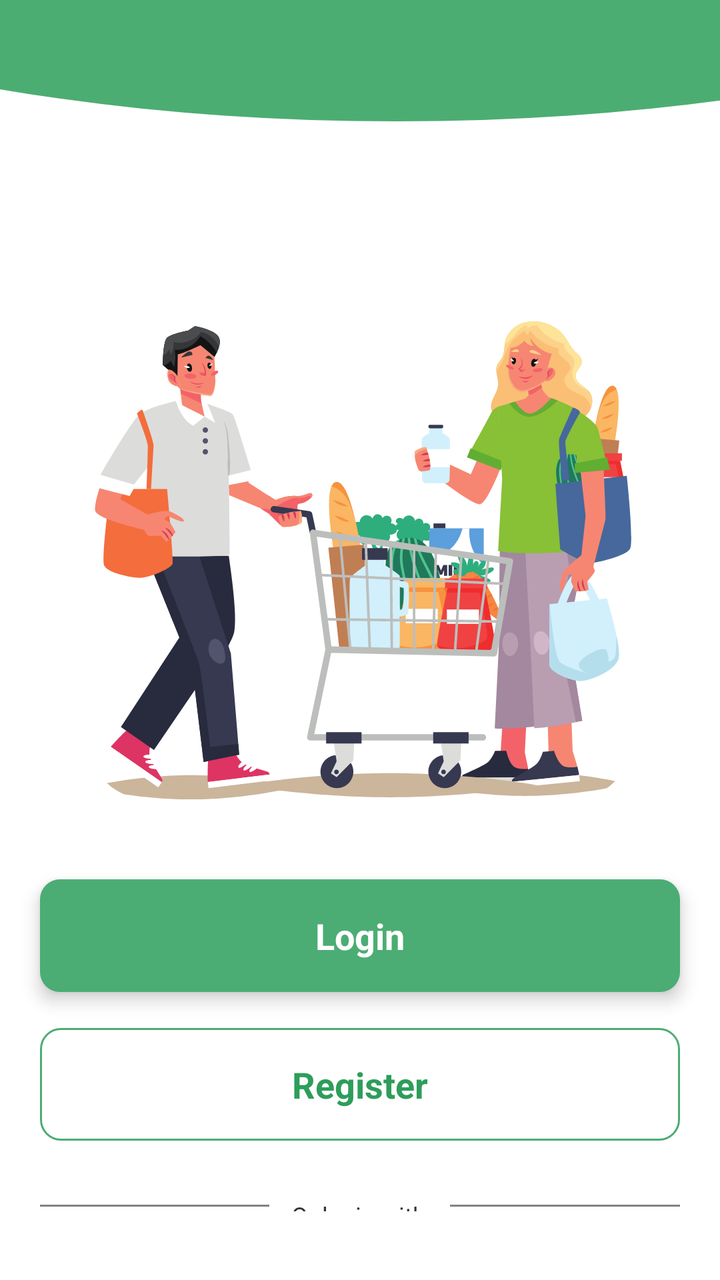
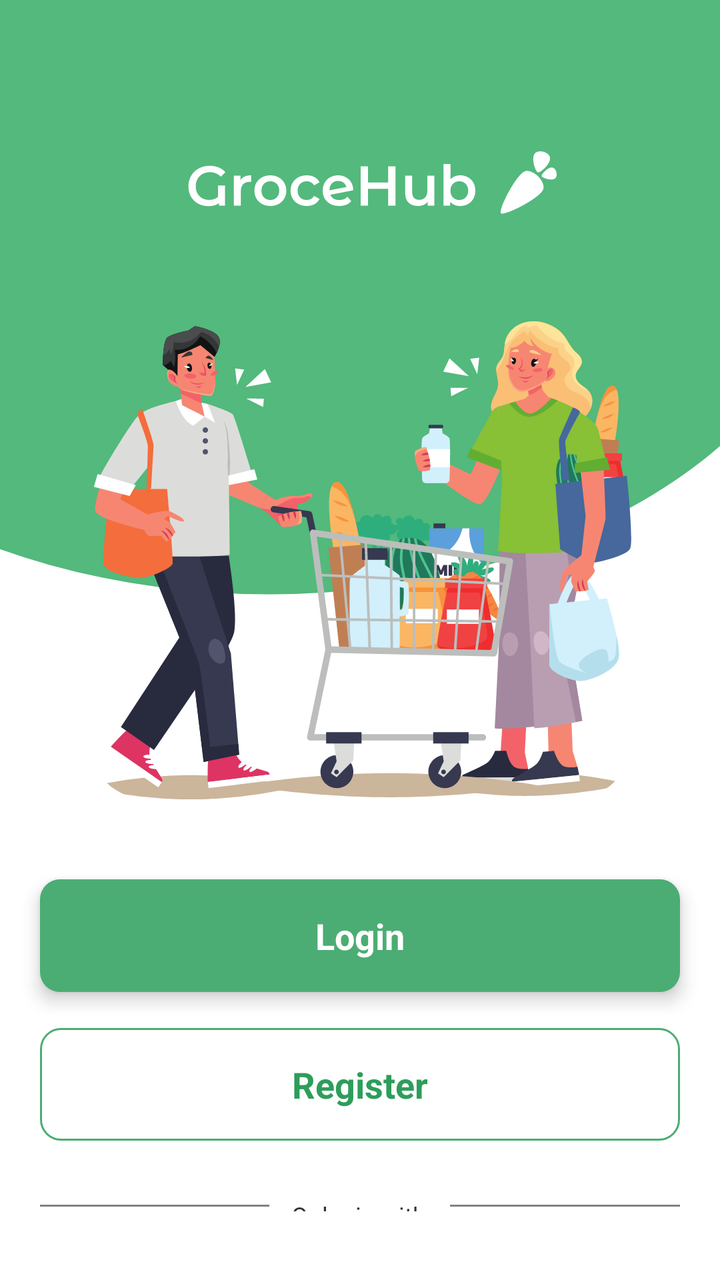

Screens rendered from an Android XML layout before and after an edit, with the pre-edit source and the edit as a unified diff.
<!-- AndroidManifest.xml: application theme Theme.GrocHub -->
<!-- res/layout/activity_welcome_page.xml -->
<?xml version="1.0" encoding="utf-8"?>
<LinearLayout xmlns:android="http://schemas.android.com/apk/res/android"
    xmlns:app="http://schemas.android.com/apk/res-auto"
    xmlns:tools="http://schemas.android.com/tools"
    android:id="@+id/layout_welcome_root"
    android:layout_width="match_parent"
    android:layout_height="match_parent"
    android:background="@drawable/backgroundgreenelement"
    android:orientation="vertical">

    <LinearLayout
        android:id="@+id/layout_content_container"
        android:layout_width="match_parent"
        android:layout_height="match_parent"
        android:layout_weight="1"
        android:gravity="center"
        android:orientation="vertical">

        <LinearLayout
            android:id="@+id/layout_logo_container"
            android:layout_width="wrap_content"
            android:layout_height="wrap_content"
            android:layout_gravity="center_horizontal"
            android:layout_marginTop="80dp"
            android:background="@drawable/applogowithname"
            android:orientation="vertical" />
        <com.google.android.material.imageview.ShapeableImageView
            android:id="@+id/img_welcome_illustration"
            android:layout_width="272dp"
            android:layout_height="239dp"
            android:layout_marginTop="50dp"
            android:layout_marginBottom="40dp"
            android:scaleType="fitXY"
            android:src="@drawable/welcomepagepeople"
            app:shapeAppearanceOverlay="@style/cr30" />

        <LinearLayout
            android:id="@+id/btn_login_container"
            android:layout_width="match_parent"
            android:layout_height="wrap_content"
            android:layout_marginHorizontal="20dp"
            android:layout_marginBottom="18dp"
            android:background="@drawable/cr10b4bad73"
            android:clickable="true"
            android:elevation="5dp"
            android:focusable="true"
            android:gravity="center_horizontal"
            android:orientation="vertical"
            android:paddingVertical="16dp">

            <TextView
                android:id="@+id/tv_login_button"
                android:layout_width="wrap_content"
                android:layout_height="wrap_content"
                android:text="Login"
                android:textColor="#FFFFFF"
                android:textSize="18sp"
                android:textStyle="bold" />
        </LinearLayout>

        <LinearLayout
            android:id="@+id/btn_register_container"
            android:layout_width="match_parent"
            android:layout_height="wrap_content"
            android:layout_marginHorizontal="20dp"
            android:layout_marginBottom="29dp"
            android:background="@drawable/s4bad73sw1cr10"
            android:clickable="true"
            android:focusable="true"
            android:gravity="center_horizontal"
            android:orientation="vertical"
            android:paddingVertical="16dp">

            <TextView
                android:id="@+id/tv_register_button"
                android:layout_width="wrap_content"
                android:layout_height="wrap_content"
                android:text="Register"
                android:textColor="#2E9D5B"
                android:textSize="18sp"
                android:textStyle="bold" />
        </LinearLayout>

        <LinearLayout
            android:id="@+id/layout_or_login_with"
            android:layout_width="match_parent"
            android:layout_height="wrap_content"
            android:layout_marginHorizontal="20dp"
            android:layout_marginBottom="29dp"
            android:gravity="center_vertical"
            android:orientation="horizontal">

            <LinearLayout
                android:id="@+id/line_left"
                android:layout_width="0dp"
                android:layout_height="1dp"
                android:layout_marginEnd="11dp"
                android:layout_weight="1"
                android:background="#828282"
                android:orientation="vertical" />

            <LinearLayout
                android:id="@+id/layout_or_text_container"
                android:layout_width="wrap_content"
                android:layout_height="wrap_content"
                android:layout_marginEnd="12dp"
                android:orientation="vertical"
                android:paddingBottom="1dp">

                <TextView
                    android:id="@+id/tv_or_login_with"
                    android:layout_width="wrap_content"
                    android:layout_height="wrap_content"
                    android:text="Or login with"
                    android:textColor="#333333"
                    android:textSize="12sp" />
            </LinearLayout>

            <LinearLayout
                android:id="@+id/line_right"
                android:layout_width="0dp"
                android:layout_height="1dp"
                android:layout_weight="1"
                android:background="#828282"
                android:orientation="vertical" />
        </LinearLayout>

        <LinearLayout
            android:id="@+id/btn_social_google"
            android:layout_width="match_parent"
            android:layout_height="wrap_content"
            android:layout_marginHorizontal="20dp"
            android:layout_marginBottom="9dp"
            android:background="@drawable/sbdbdbdsw1cr10"
            android:gravity="center"
            android:orientation="horizontal"
            android:paddingVertical="10dp">

            <TextView
                android:id="@+id/tv_social_google"
                android:layout_width="wrap_content"
                android:layout_height="wrap_content"
                android:text="Google"
                android:textColor="#4F4F4F"
                android:textSize="14sp" />
        </LinearLayout>
    </LinearLayout>
</LinearLayout>
<!-- resources referenced by this layout -->
<resources>
  <!-- drawable applogowithname: vector/xml drawable (drawable, 4042 chars, omitted) -->
  <!-- drawable backgroundgreenelement (drawable) -->
  <vector xmlns:android="http://schemas.android.com/apk/res/android"
      android:width="375dp"
      android:height="812dp"
      android:viewportWidth="375"
      android:viewportHeight="812">
      <group>
          <path
              android:fillColor="#FFFFFFFF"
              android:pathData="M0 0H375V812H0z"/>
          <path
              android:fillColor="#FF4CAD73"
              android:pathData="M206.5-303A458.5 190 0 1 0 206.5 77 458.5 190 0 1 0 206.5-303z"/>
      </group>
  </vector>
  <!-- drawable cr10b4bad73 (drawable) -->
  <?xml version="1.0" encoding="UTF-8"?>
  <shape
      xmlns:android="http://schemas.android.com/apk/res/android">
      <solid
          android:color="#4BAD73"
          />
      <corners
          android:radius="10dp"
          />
  </shape>
  <!-- drawable s4bad73sw1cr10 (drawable) -->
  <?xml version="1.0" encoding="UTF-8"?>
  <shape
      xmlns:android="http://schemas.android.com/apk/res/android">
      <stroke
          android:color="#4BAD73"
          android:width="1dp"
          />
      <corners
          android:radius="10dp"
          />
  </shape>
  <!-- drawable sbdbdbdsw1cr10 (drawable) -->
  <?xml version="1.0" encoding="UTF-8"?>
  <shape
      xmlns:android="http://schemas.android.com/apk/res/android">
      <stroke
          android:color="#BDBDBD"
          android:width="1dp"
          />
      <corners
          android:radius="10dp"
          />
  </shape>
  <!-- drawable welcomepagepeople: vector/xml drawable (drawable, 57945 chars, omitted) -->
  <style name="cr30">
  		<item name="cornerSize">30dp</item>
  	</style>
  <style name="Theme.GrocHub" parent="Base.Theme.GrocHub" />
  <style name="Base.Theme.GrocHub" parent="Theme.Material3.DayNight.NoActionBar">
          
          
      </style>
</resources>

<!-- the commit's change to res/layout/activity_welcome_page.xml (unified diff, before → after) -->
@@ -5,7 +5,7 @@
     android:id="@+id/layout_welcome_root"
     android:layout_width="match_parent"
     android:layout_height="match_parent"
-    android:background="@drawable/backgroundgreenelement"
+    android:background="@drawable/welcome_page_background"
     android:orientation="vertical">
 
     <LinearLayout
<!-- resource entries referenced after the edit -->
@@ -1,21 +1,6 @@
 <!-- resources referenced by this layout -->
 <resources>
   <!-- drawable applogowithname: vector/xml drawable (drawable, 4042 chars, omitted) -->
-  <!-- drawable backgroundgreenelement (drawable) -->
-  <vector xmlns:android="http://schemas.android.com/apk/res/android"
-      android:width="375dp"
-      android:height="812dp"
-      android:viewportWidth="375"
-      android:viewportHeight="812">
-      <group>
-          <path
-              android:fillColor="#FFFFFFFF"
-              android:pathData="M0 0H375V812H0z"/>
-          <path
-              android:fillColor="#FF4CAD73"
-              android:pathData="M206.5-303A458.5 190 0 1 0 206.5 77 458.5 190 0 1 0 206.5-303z"/>
-      </group>
-  </vector>
   <!-- drawable cr10b4bad73 (drawable) -->
   <?xml version="1.0" encoding="UTF-8"?>
   <shape
@@ -51,6 +36,7 @@
           android:radius="10dp"
           />
   </shape>
+  <!-- drawable welcome_page_background: vector/xml drawable (drawable, 3755 chars, omitted) -->
   <!-- drawable welcomepagepeople: vector/xml drawable (drawable, 57945 chars, omitted) -->
   <style name="cr30">
   		<item name="cornerSize">30dp</item>
